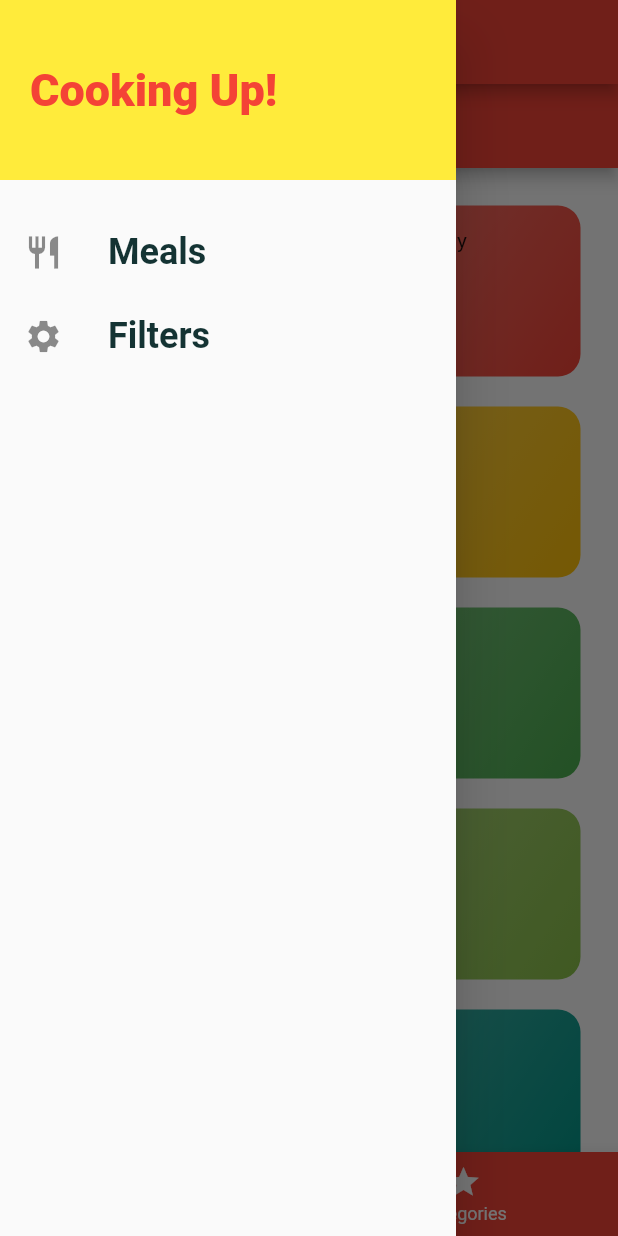
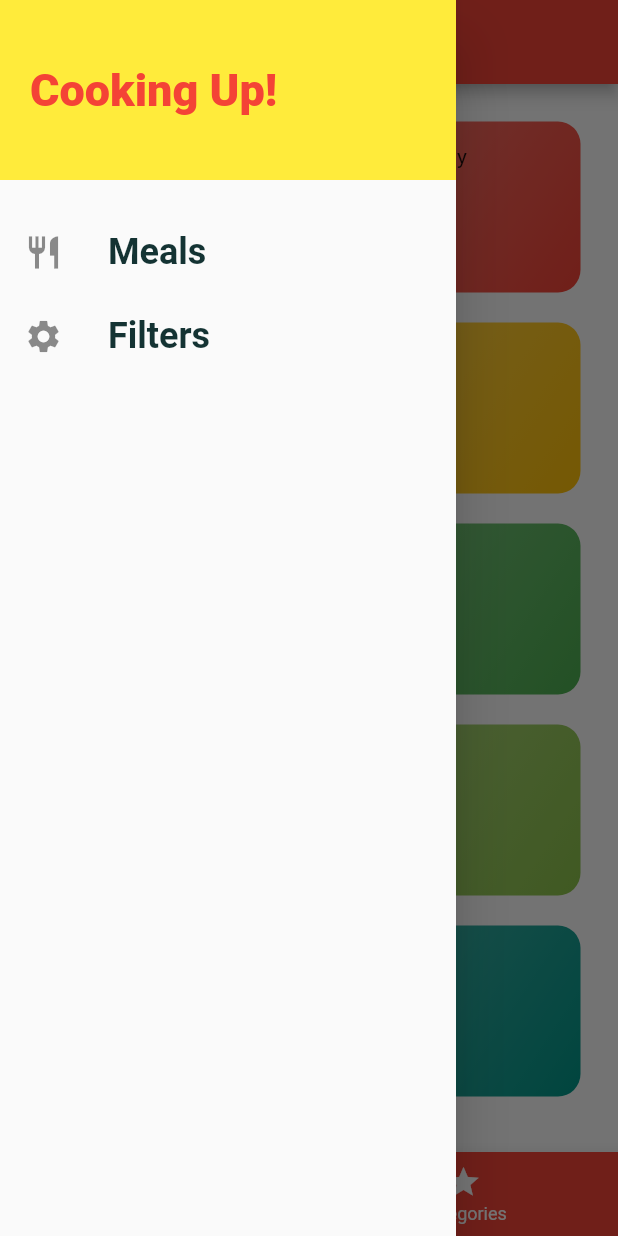
Before and after one commit to Issei-Hiramatsu/meal_app, a Flutter app: the screen it shows after launch, with the side drawer open, on a phone screen of 412 x 824 dp. Run offline on Flutter 3.47's test engine with Material 2 defaults, Android fonts, the phone set to English and light mode, and no system bars; Roboto replaces fonts that are missing (RobotoCondensed).

Commit message:
画面遷移の追加　ページが無限に増えないように対処

```diff
--- a/lib/main.dart
+++ b/lib/main.dart
@@ -2,7 +2,7 @@ import 'package:flutter/material.dart';
 import '/screens/meal_detail%EF%BC%BFscreen.dart';
 
 import '/screens/tabs_screen.dart';
-
+import 'package:meal_app/screens/filters_screen.dart';
 import '/screens/categories_screen.dart';
 import 'screens/category_meals_screen.dart';
 
@@ -31,6 +31,7 @@ class MyApp extends StatelessWidget {
         '/': (ctx) => TabsScreen(),
         CategoryMealsScreen.routeName: (ctx) => CategoryMealsScreen(),
         MealDetailScreen.routeName: (ctx) => MealDetailScreen(),
+        FiltersScreen.routeName: (ctx) => FiltersScreen(),
       },
       onUnknownRoute: (settings) {
         return MaterialPageRoute(
--- a/lib/screens/categories_screen.dart
+++ b/lib/screens/categories_screen.dart
@@ -7,10 +7,6 @@ class CategoriesScreen extends StatelessWidget {
   @override
   Widget build(BuildContext context) {
     return Scaffold(
-        appBar: AppBar(
-            title: const Text(
-          'DeliMeal',
-        )),
         body: GridView(
       padding: const EdgeInsets.all(25),
       //catData = categoryDataの略
--- a/lib/widgets/main_drawer.dart
+++ b/lib/widgets/main_drawer.dart
@@ -1,9 +1,10 @@
 import 'package:flutter/material.dart';
 import 'package:flutter/src/foundation/key.dart';
 import 'package:flutter/src/widgets/framework.dart';
+import 'package:meal_app/screens/filters_screen.dart';
 
 class MainDrawer extends StatelessWidget {
-  Widget buildListTile(String title, IconData icon) {
+  Widget buildListTile(String title, IconData icon, Function tapHandler) {
     return ListTile(
       leading: Icon(
         icon,
@@ -17,7 +18,7 @@ class MainDrawer extends StatelessWidget {
           fontWeight: FontWeight.bold,
         ),
       ),
-      onTap: () {},
+      onTap: () => tapHandler(),
     );
   }
 
@@ -43,8 +44,12 @@ class MainDrawer extends StatelessWidget {
         SizedBox(
           height: 20,
         ),
-        buildListTile('Meals', Icons.restaurant),
-        buildListTile('Filters', Icons.settings),
+        buildListTile('Meals', Icons.restaurant, () {
+          Navigator.of(context).pushReplacementNamed('/');
+        }),
+        buildListTile('Filters', Icons.settings, () {
+          Navigator.of(context).pushReplacementNamed(FiltersScreen.routeName);
+        }),
       ],
     ));
   }
```
Also changed, not shown: lib/screens/filters_screen.dart (added, +12 -0 lines). Lines whose indentation alone changed are shown as unchanged.
